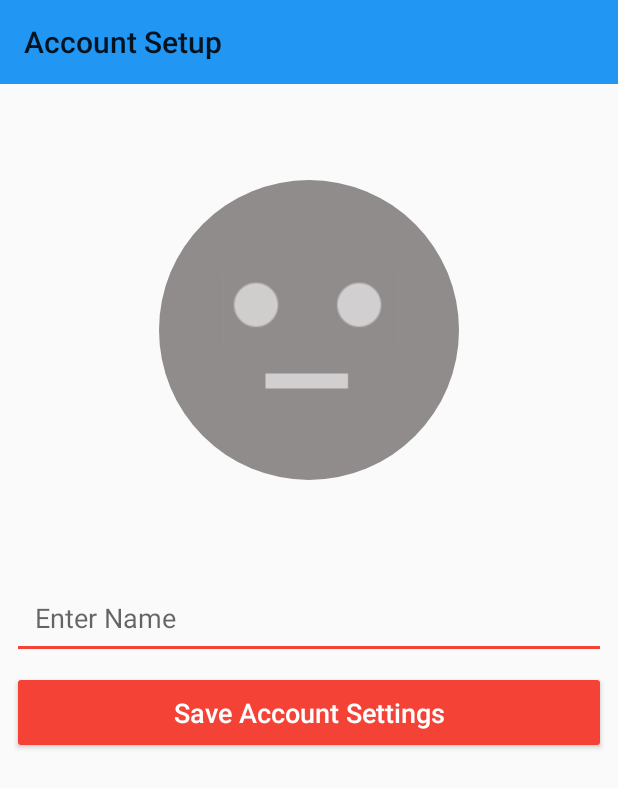
After one commit to mishra3452/BloggingApp, an Android app: the SetupActivity screen opened directly, with no data from a screen before it, on a phone screen of 412 x 824 dp. The commit adds this screen. Shown: the top 788 px of the screen. Run offline under Robolectric (Android 15) with nearby library versions, the phone set to English and light mode, and no system bars; our stand-ins replace CircleImageView.

Commit message:
Account Setup Activity added.

```diff
--- a/app/build.gradle
+++ b/app/build.gradle
@@ -27,4 +27,5 @@ dependencies {
     androidTestImplementation 'com.android.support.test:runner:1.0.2'
     androidTestImplementation 'com.android.support.test.espresso:espresso-core:3.0.2'
     implementation 'com.google.firebase:firebase-auth:16.0.1'
+    implementation 'de.hdodenhof:circleimageview:2.2.0'
 }
--- /dev/null
+++ b/app/src/main/java/com/example/sumit/bloggingapp/SetupActivity.java
@@ -0,0 +1,57 @@
+package com.example.sumit.bloggingapp;
+
+import android.Manifest;
+import android.content.pm.PackageManager;
+import android.os.Build;
+import android.support.v4.app.ActivityCompat;
+import android.support.v4.content.ContextCompat;
+import android.support.v7.app.AppCompatActivity;
+import android.os.Bundle;
+import android.support.v7.widget.Toolbar;
+import android.view.View;
+import android.widget.Toast;
+
+import de.hdodenhof.circleimageview.CircleImageView;
+
+public class SetupActivity extends AppCompatActivity {
+
+    private CircleImageView setupImage;
+
+    @Override
+    protected void onCreate(Bundle savedInstanceState) {
+        super.onCreate(savedInstanceState);
+        setContentView(R.layout.activity_setup);
+
+        Toolbar setupToolbar = findViewById(R.id.setupToolbar);
+        setSupportActionBar(setupToolbar);
+        getSupportActionBar().setTitle("Account Setup");
+
+        setupImage = findViewById(R.id.setup_image);
+
+        setupImage.setOnClickListener(new View.OnClickListener() {
+            @Override
+            public void onClick(View v) {
+
+                if(Build.VERSION.SDK_INT >= Build.VERSION_CODES.M){
+
+                    if(ContextCompat.checkSelfPermission(SetupActivity.this, Manifest.permission.READ_EXTERNAL_STORAGE) != PackageManager.PERMISSION_GRANTED){
+
+                        Toast.makeText(SetupActivity.this, "Permission Denied", Toast.LENGTH_LONG).show();
+                        ActivityCompat.requestPermissions(SetupActivity.this, new String[]{Manifest.permission.READ_EXTERNAL_STORAGE}, 1);
+
+                    } else {
+
+
+                    }
+
+                } else {
+
+
+                }
+
+            }
+
+        });
+    }
+
+}
--- /dev/null
+++ b/app/src/main/res/layout/activity_setup.xml
@@ -0,0 +1,76 @@
+<?xml version="1.0" encoding="utf-8"?>
+<android.support.constraint.ConstraintLayout xmlns:android="http://schemas.android.com/apk/res/android"
+    xmlns:app="http://schemas.android.com/apk/res-auto"
+    xmlns:tools="http://schemas.android.com/tools"
+    android:layout_width="match_parent"
+    android:layout_height="match_parent"
+    tools:context=".SetupActivity">
+
+    <android.support.v7.widget.Toolbar
+        android:id="@+id/setupToolbar"
+        android:layout_width="match_parent"
+        android:layout_height="wrap_content"
+        android:background="@color/colorPrimary"
+        app:layout_constraintEnd_toEndOf="parent"
+        app:layout_constraintStart_toStartOf="parent"
+        app:layout_constraintTop_toTopOf="parent">
+
+    </android.support.v7.widget.Toolbar>
+
+    <de.hdodenhof.circleimageview.CircleImageView
+        android:id="@+id/setup_image"
+        android:layout_width="wrap_content"
+        android:layout_height="wrap_content"
+        android:layout_marginEnd="8dp"
+        android:layout_marginStart="8dp"
+        android:layout_marginTop="64dp"
+        android:src="@drawable/default_image"
+        app:layout_constraintEnd_toEndOf="parent"
+        app:layout_constraintStart_toStartOf="parent"
+        app:layout_constraintTop_toBottomOf="@+id/setupToolbar" />
+
+    <EditText
+        android:id="@+id/setup_name"
+        android:layout_width="0dp"
+        android:layout_height="wrap_content"
+        android:layout_marginEnd="8dp"
+        android:layout_marginStart="8dp"
+        android:layout_marginTop="64dp"
+        android:ems="10"
+        android:hint="@string/setup_name_hint_text"
+        android:inputType="textPersonName"
+        android:padding="15dp"
+        android:textSize="18sp"
+        app:layout_constraintEnd_toEndOf="parent"
+        app:layout_constraintStart_toStartOf="parent"
+        app:layout_constraintTop_toBottomOf="@+id/setup_image" />
+
+    <Button
+        android:id="@+id/setup_btn"
+        android:layout_width="0dp"
+        android:layout_height="wrap_content"
+        android:layout_marginEnd="8dp"
+        android:layout_marginStart="8dp"
+        android:layout_marginTop="8dp"
+        android:backgroundTint="@color/colorAccent"
+        android:padding="15dp"
+        android:text="@string/setup_btn_name_text"
+        android:textAllCaps="false"
+        android:textColor="@android:color/white"
+        android:textSize="18sp"
+        app:layout_constraintEnd_toEndOf="parent"
+        app:layout_constraintStart_toStartOf="parent"
+        app:layout_constraintTop_toBottomOf="@+id/setup_name" />
+    <ProgressBar
+        android:id="@+id/setup_progress"
+        style="?android:attr/progressBarStyleHorizontal"
+        android:layout_width="0dp"
+        android:layout_height="wrap_content"
+        android:indeterminate="true"
+        android:visibility="invisible"
+        app:layout_constraintEnd_toEndOf="parent"
+        app:layout_constraintStart_toStartOf="parent"
+        app:layout_constraintTop_toBottomOf="@+id/setupToolbar" />
+
+
+</android.support.constraint.ConstraintLayout>
```
Also changed, not shown: app/src/main/AndroidManifest.xml (+10 -2 lines), app/src/main/java/com/example/sumit/bloggingapp/LoginActivity.java (+10 -0 lines), app/src/main/java/com/example/sumit/bloggingapp/MainActivity.java (+62 -0 lines), app/src/main/java/com/example/sumit/bloggingapp/RegisterActivity.java (+2 -5 lines), app/src/main/res/layout/activity_main.xml (+12 -0 lines), app/src/main/res/layout/activity_register.xml (added, +120 -0 lines), app/src/main/res/menu/main_menu.xml (added, +16 -0 lines), app/src/main/res/values/strings.xml (+10 -0 lines), app/src/main/res/drawable/default_image.png (added), app/src/main/res/mipmap-hdpi/action_search.png (added), app/src/main/res/mipmap-mdpi/action_search.png (added), app/src/main/res/mipmap-xhdpi/action_search.png (added), app/src/main/res/mipmap-xxhdpi/action_search.png (added), app/src/main/res/mipmap-xxxhdpi/action_search.png (added).
